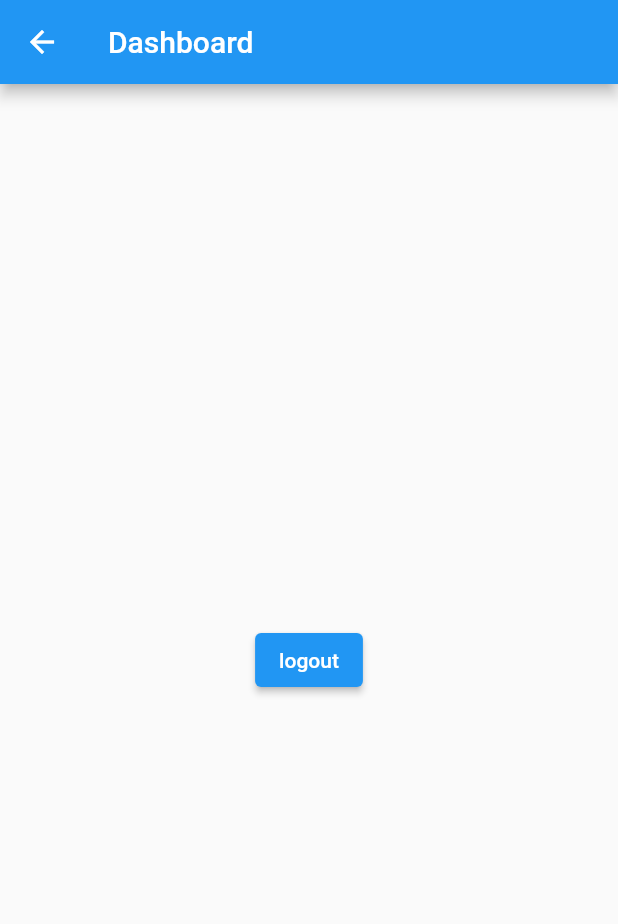
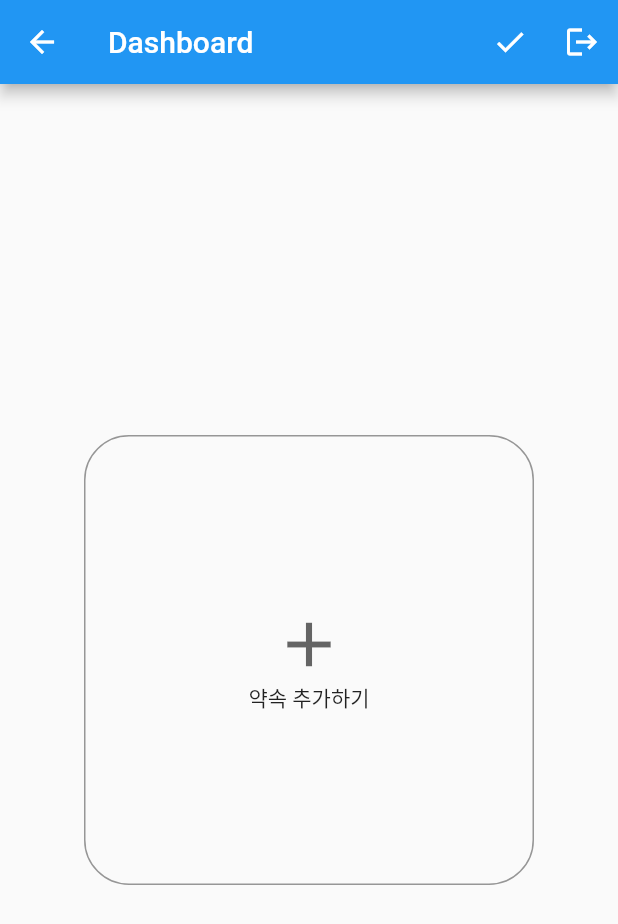
Before and after one commit to rwarou/our-schedule-flutter, a Flutter app: the Dashboard screen opened by its route, on a phone screen of 412 x 824 dp. Shown: the top 924 px of the screen. Run offline on Flutter 3.47's test engine with Material 2 defaults, Android fonts, the light colour scheme and no system bars; our stand-ins replace dio, flutter_secure_storage, get; accounts and stored records are empty.

Commit message:
대시보드 생성중

```diff
--- a/lib/pages/dash_board.dart
+++ b/lib/pages/dash_board.dart
@@ -11,15 +11,113 @@ class Dashboard extends StatefulWidget {
 
 class _DashboardState extends State<Dashboard> {
   AuthRepository authRepository = AuthRepository();
-  @override
-  Widget build(BuildContext context) {
-    return Scaffold(
-      appBar: AppBar(
-        title: Text('Dashboard'),
+  bool checked = false;
+
+  body() {
+    return Container(
+      child: Padding(
+        padding: const EdgeInsets.all(20),
+        child: Column(
+          crossAxisAlignment: CrossAxisAlignment.stretch,
+          children: [
+            Container(
+              height: 100,
+              color: Colors.red.withOpacity(0.1),
+              child: Text('1'),
+            ),
+            Container(
+              color: Colors.red.withOpacity(0.2),
+              child: Text('1'),
+            ),
+            Container(
+              color: Colors.red.withOpacity(0.3),
+              child: Text('1'),
+            ),
+            Container(
+              color: Colors.red.withOpacity(0.4),
+              child: Text('1'),
+            ),
+            Container(
+              color: Colors.red.withOpacity(0.5),
+              child: Text('1'),
+            ),
+            Container(
+              color: Colors.red.withOpacity(0.6),
+              child: Text('1'),
+            ),
+            Container(
+              color: Colors.red.withOpacity(0.7),
+              child: Text('1'),
+            ),
+            Container(
+              color: Colors.red.withOpacity(0.8),
+              child: Text('1'),
+            ),
+            Container(
+              color: Colors.red.withOpacity(0.9),
+              child: Text('1'),
+            ),
+            Container(
+              color: Colors.red.withOpacity(1),
+              child: Text('1'),
+            ),
+          ],
+        ),
       ),
-      body: Center(
-        child: ElevatedButton(
-          child: Text('logout'),
+    );
+  }
+
+  noneBody() {
+    Size size = MediaQuery.of(context).size;
+    double width = size.width;
+    double containerWidth = width < 300 ? 200 : 300;
+    return GestureDetector(
+      onTap: () {},
+      child: Center(
+        child: Container(
+          width: containerWidth,
+          height: containerWidth,
+          decoration: BoxDecoration(
+            borderRadius: BorderRadius.circular(containerWidth / 10),
+            border: Border.all(
+              width: 1,
+              color: Colors.black.withOpacity(0.4),
+            ),
+          ),
+          child: Center(
+            child: Column(
+              mainAxisAlignment: MainAxisAlignment.center,
+              children: [
+                Icon(
+                  Icons.add,
+                  color: Colors.black.withOpacity(0.6),
+                  size: 50,
+                ),
+                Text('약속 추가하기'),
+              ],
+            ),
+          ),
+        ),
+      ),
+    );
+  }
+
+  appBar() {
+    return AppBar(
+      title: Text('Dashboard'),
+      actions: [
+        IconButton(
+          onPressed: () {
+            setState(() {
+              checked = !checked;
+            });
+          },
+          icon: Icon(
+            Icons.check,
+            color: checked ? Colors.red : Colors.white,
+          ),
+        ),
+        IconButton(
           onPressed: () async {
             bool res = await authRepository.deleteAuth();
             if (res) {
@@ -35,8 +133,17 @@ class _DashboardState extends State<Dashboard> {
               );
             }
           },
+          icon: const Icon(Icons.logout),
         ),
-      ),
+      ],
+    );
+  }
+
+  @override
+  Widget build(BuildContext context) {
+    return Scaffold(
+      appBar: appBar(),
+      body: checked ? body() : noneBody(),
     );
   }
 }
```
